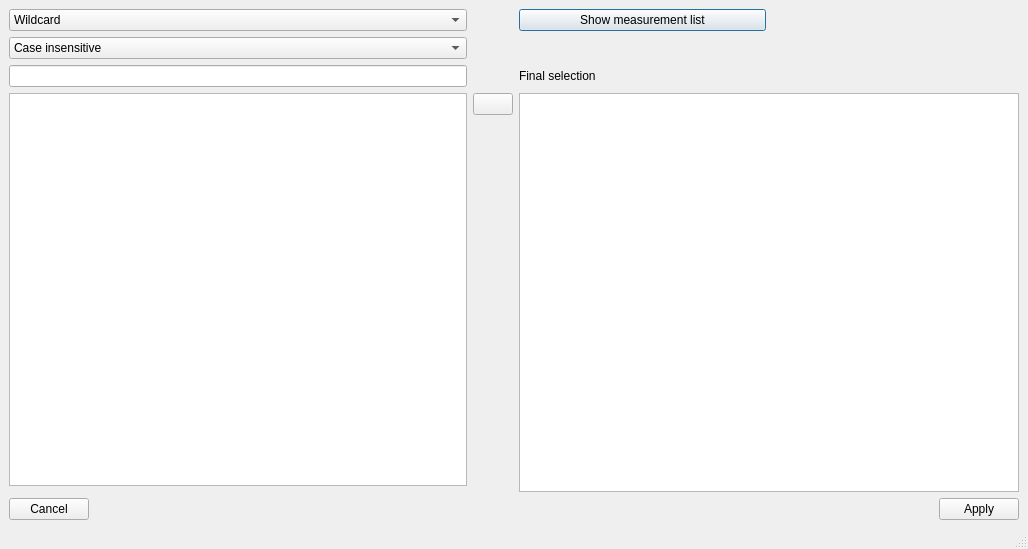
Old version of the form src/asammdf/gui/ui/multi_search_dialog.ui in the repository danielhrisca/asammdf.
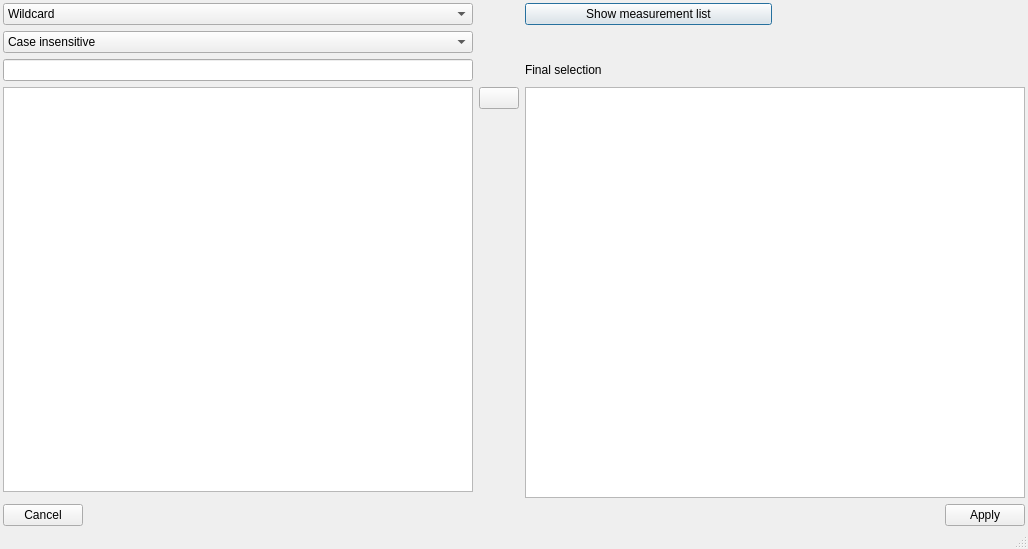
New version of the form. Icons and pictures are not drawn. Custom widgets are drawn as their Qt base class.

Diff of the .ui file:
```diff
--- a/src/asammdf/gui/ui/multi_search_dialog.ui
+++ b/src/asammdf/gui/ui/multi_search_dialog.ui
@@ -18,16 +18,16 @@
   </property>
   <layout class="QGridLayout" name="grid_layout" columnstretch="1,0,0,0,0,0">
    <property name="leftMargin">
-    <number>9</number>
+  <number>3</number>
    </property>
    <property name="topMargin">
-    <number>9</number>
+  <number>3</number>
    </property>
    <property name="rightMargin">
-    <number>9</number>
+  <number>3</number>
    </property>
    <property name="bottomMargin">
-    <number>9</number>
+  <number>3</number>
    </property>
    <item row="0" column="0">
     <widget class="QComboBox" name="match_kind">
```
Lines whose indentation alone changed are shown as unchanged.
